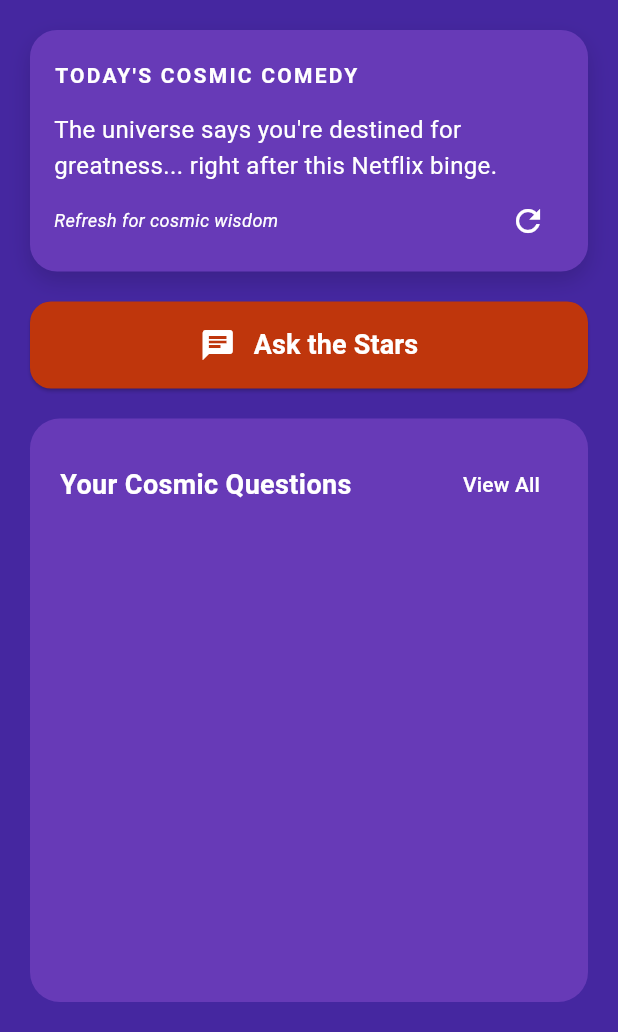
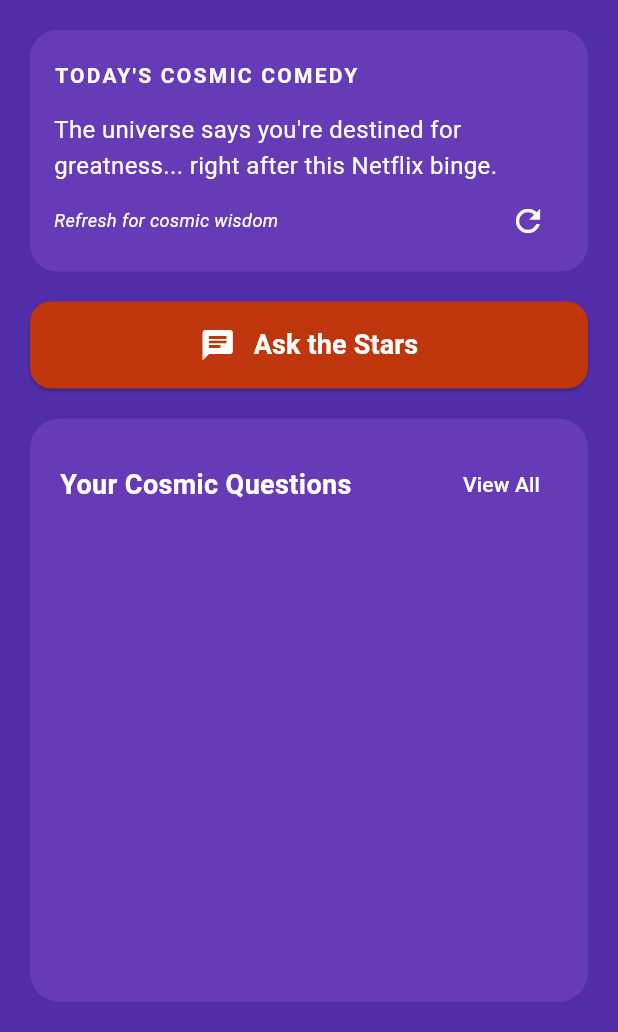
Before and after one commit to dijitalYoruk/Horoscope-Guru-Mobile, a Flutter app: the HomeScreen screen opened by its route, on a phone screen of 412 x 824 dp, the part 204-1236 px from its top. Run offline on Flutter 3.47's test engine with Material 3 defaults, Android fonts, the phone set to English and light mode, and no system bars; our stand-ins replace dio, emoji_picker_flutter, font_awesome_flutter, google_mobile_ads, google_sign_in, shared_preferences and 1 more; accounts and stored records are empty; network calls fail.

Commit message:
App colors adjusted

```diff
--- a/lib/screens/home_screen.dart
+++ b/lib/screens/home_screen.dart
@@ -1,8 +1,10 @@
 import 'package:flutter/material.dart';
 import 'dart:math';
+import 'package:intl/intl.dart';
 
 import 'package:horoscopeguruapp/api/api.dart';
 import 'package:shared_preferences/shared_preferences.dart';
+import 'package:horoscopeguruapp/theme/colors.dart';
 
 class HomeScreen extends StatefulWidget {
   const HomeScreen({super.key});
@@ -59,26 +61,20 @@ class _HomeScreenState extends State<HomeScreen> {
   }
 
   Widget _buildDailyLaughterCard() {
-    final textColor = Colors.white;
+    final primaryColor = AppColors.primary;
+    final textColor = AppColors.textColor;
 
     return Container(
       margin: EdgeInsets.symmetric(horizontal: 20),
-      padding: EdgeInsets.only( top: 20, bottom: 10, right: 16, left: 16),
+      padding: EdgeInsets.only(top: 20, bottom: 10, right: 16, left: 16),
       decoration: BoxDecoration(
-        color: Colors.deepPurple.shade500,
+        color: primaryColor,
         borderRadius: BorderRadius.circular(18),
-        boxShadow: [
-          BoxShadow(
-            color: Colors.black.withOpacity(0.15),
-            blurRadius: 12,
-            offset: Offset(0, 6),
-          ),
-        ],
       ),
       child: Column(
         crossAxisAlignment: CrossAxisAlignment.start,
         children: [
-          Text(
+          const Text(
             'TODAY\'S COSMIC COMEDY',
             style: TextStyle(
               color: Colors.white,
@@ -87,7 +83,7 @@ class _HomeScreenState extends State<HomeScreen> {
               letterSpacing: 1.5,
             ),
           ),
-          SizedBox(height: 15),
+          const SizedBox(height: 15),
           Text(
             _funnyAstroQuote,
             style: TextStyle(
@@ -99,7 +95,7 @@ class _HomeScreenState extends State<HomeScreen> {
           Row(
             mainAxisAlignment: MainAxisAlignment.spaceBetween,
             children: [
-              Text(
+              const Text(
                 'Refresh for cosmic wisdom',
                 style: TextStyle(
                   color: Colors.white,
@@ -111,7 +107,8 @@ class _HomeScreenState extends State<HomeScreen> {
                 icon: Icon(Icons.refresh, color: Colors.white),
                 onPressed: () {
                   setState(() {
-                    _funnyAstroQuote = _astroQuotes[Random().nextInt(_astroQuotes.length)];
+                    _funnyAstroQuote =
+                        _astroQuotes[Random().nextInt(_astroQuotes.length)];
                   });
                 },
               ),
@@ -123,15 +120,14 @@ class _HomeScreenState extends State<HomeScreen> {
   }
 
   Widget _buildChatHistorySection() {
-    final textColor = Colors.white;
     final secondaryTextColor = Colors.grey[400];
 
     return Expanded(
       child: Container(
         margin: EdgeInsets.fromLTRB(20, 0, 20, 0), // Removed bottom margin
-        decoration: BoxDecoration(
-          color: Colors.deepPurple.shade500,
-          borderRadius: BorderRadius.vertical(
+        decoration: const BoxDecoration(
+          color: AppColors.primary,
+          borderRadius: const BorderRadius.vertical(
             top: Radius.circular(20),
             bottom: Radius.circular(20), // Added bottom rounded corners
           ),
@@ -143,7 +139,7 @@ class _HomeScreenState extends State<HomeScreen> {
               child: Row(
                 mainAxisAlignment: MainAxisAlignment.spaceBetween,
                 children: [
-                  Text(
+                  const Text(
                     'Your Cosmic Questions',
                     style: TextStyle(
                       color: Colors.white,
@@ -153,7 +149,7 @@ class _HomeScreenState extends State<HomeScreen> {
                   ),
                   TextButton(
                     onPressed: () {},
-                    child: Text(
+                    child: const Text(
                       'View All',
                       style: TextStyle(color: Colors.white),
                     ),
@@ -169,30 +165,61 @@ class _HomeScreenState extends State<HomeScreen> {
                 itemBuilder: (context, index) {
                   final chat = _chatHistory[index];
                   return Container(
-                    margin: EdgeInsets.symmetric(horizontal: 16, vertical: 4),
+                    margin:
+                        const EdgeInsets.symmetric(horizontal: 16, vertical: 4),
                     decoration: BoxDecoration(
-                      color: Colors.deepPurple.shade800,
+                      color: AppColors.primaryDark,
                       borderRadius: BorderRadius.circular(12),
                     ),
                     child: ListTile(
-                      contentPadding: EdgeInsets.symmetric(
+                      contentPadding: const EdgeInsets.symmetric(
                         horizontal: 16,
                         vertical: 4,
                       ),
                       title: Text(
                         chat.chatTitle!,
                         style: TextStyle(
-                          color: textColor,
-                          fontSize: 16,
+                          color: Colors.white,
+                          fontSize: 15,
                           fontWeight: FontWeight.w500,
                         ),
                       ),
-                      trailing: Text(
-                        chat.updatedAt.toUtc().toString(),
-                        style: TextStyle(
-                          color: secondaryTextColor,
-                          fontSize: 12,
-                        ),
+                      trailing: Column(
+                        mainAxisSize: MainAxisSize.min,
+                        crossAxisAlignment: CrossAxisAlignment.end,
+                        children: [
+                          Row(
+                            mainAxisSize: MainAxisSize.min,
+                            children: [
+                              Icon(Icons.calendar_today,
+                                  size: 12, color: secondaryTextColor),
+                              SizedBox(width: 4),
+                              Text(
+                                DateFormat('MMM d').format(chat.updatedAt),
+                                style: TextStyle(
+                                  color: secondaryTextColor,
+                                  fontSize: 12,
+                                ),
+                              ),
+                            ],
+                          ),
+                          SizedBox(height: 4),
+                          Row(
+                            mainAxisSize: MainAxisSize.min,
+                            children: [
+                              Icon(Icons.access_time,
+                                  size: 12, color: secondaryTextColor),
+                              SizedBox(width: 4),
+                              Text(
+                                DateFormat('HH:mm').format(chat.updatedAt),
+                                style: TextStyle(
+                                  color: secondaryTextColor,
+                                  fontSize: 12,
+                                ),
+                              ),
+                            ],
+                          ),
+                        ],
                       ),
                       onTap: () {},
                     ),
@@ -200,20 +227,19 @@ class _HomeScreenState extends State<HomeScreen> {
                 },
               ),
             ),
-            SizedBox(height: 20),
+            const SizedBox(height: 20),
           ],
         ),
-
       ),
     );
   }
 
   @override
   Widget build(BuildContext context) {
-    final primaryColor = Colors.deepPurple.shade800;
-    final backgroundColor = Colors.deepPurple.shade800;
-    final iconBgColor = Colors.deepPurple.shade500;
-    final textColor = Colors.white;
+    final primaryColor = AppColors.primary;
+    final backgroundColor = AppColors.primaryDark;
+    final iconBgColor = AppColors.primary;
+    final textColor = AppColors.textColor;
 
     return Scaffold(
       backgroundColor: backgroundColor,
@@ -240,7 +266,7 @@ class _HomeScreenState extends State<HomeScreen> {
                       ),
                     ),
                   ),
-                  SizedBox(width: 15),
+                  const SizedBox(width: 15),
                   Text(
                     'Horoscope Guru',
                     style: TextStyle(
@@ -267,7 +293,7 @@ class _HomeScreenState extends State<HomeScreen> {
                 },
                 style: ElevatedButton.styleFrom(
                   backgroundColor: Colors.deepOrange.shade900,
-                  padding: EdgeInsets.symmetric(vertical: 16),
+                  padding: const EdgeInsets.symmetric(vertical: 16),
                   shape: RoundedRectangleBorder(
                     borderRadius: BorderRadius.circular(14),
                   ),
@@ -276,8 +302,8 @@ class _HomeScreenState extends State<HomeScreen> {
                 child: Row(
                   mainAxisAlignment: MainAxisAlignment.center,
                   children: [
-                    Icon(Icons.chat, size: 24, color: Colors.white),
-                    SizedBox(width: 12),
+                    const Icon(Icons.chat, size: 24, color: Colors.white),
+                    const SizedBox(width: 12),
                     Text(
                       'Ask the Stars',
                       style: TextStyle(
@@ -293,35 +319,7 @@ class _HomeScreenState extends State<HomeScreen> {
 
             // Chat History Section
             _buildChatHistorySection(),
-            SizedBox(height: 20)
-
-            /* Premium Button (Commented for future use)
-            Container(
-              margin: EdgeInsets.fromLTRB(20, 0, 20, 20),
-              child: OutlinedButton(
-                onPressed: () {},
-                style: OutlinedButton.styleFrom(
-                  backgroundColor: primaryColor,
-                  padding: EdgeInsets.symmetric(vertical: 16),
-                  side: BorderSide(color: primaryColor, width: 1.5),
-                  shape: RoundedRectangleBorder(
-                    borderRadius: BorderRadius.circular(14),
-                  ),
-                ),
-                child: Row(
-                  mainAxisAlignment: MainAxisAlignment.center,
-                  children: [
-                    Icon(Icons.workspace_premium, size: 22),
-                    SizedBox(width: 12),
-                    Text(
-                      'Unlock Cosmic Secrets',
-                      style: TextStyle(fontSize: 16),
-                    ),
-                  ],
-                ),
-              ),
-            ),
-            */
+            const SizedBox(height: 20)
           ],
         ),
       ),
--- /dev/null
+++ b/lib/theme/colors.dart
@@ -0,0 +1,10 @@
+import 'package:flutter/material.dart';
+
+class AppColors {
+  static const Color primary = Color(0xFF673AB7); // Colors.deepPurple.shade500
+  static const Color primaryDark = Color(0xFF512DA8);
+  static const Color primaryDarkE = Color(0xFF462797);
+  static const Color accent = Color(0xFFD84315); // Colors.deepOrange.shade900
+  static const Color textColor = Colors.white;
+  static const Color secondaryTextColor = Colors.grey;
+}
```
Also changed, not shown: lib/api.dart (added, +250 -0 lines), lib/main.dart (+15 -5 lines), lib/screens/chat_screen.dart (+49 -51 lines), lib/screens/login_screen.dart (+8 -3 lines).
